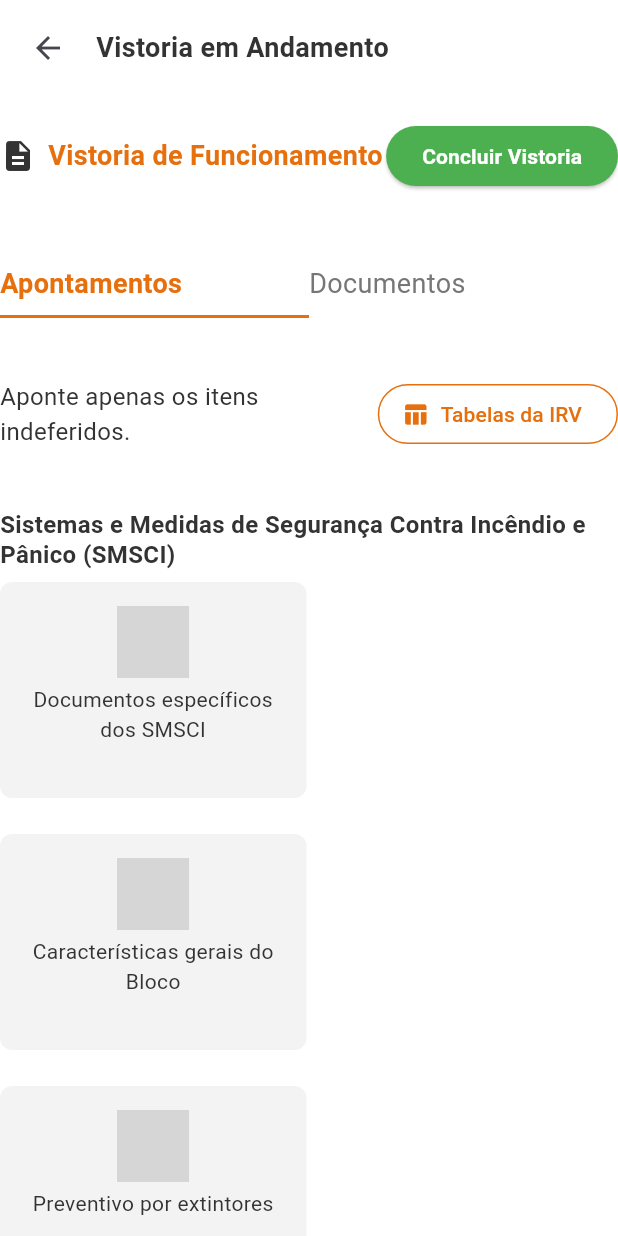
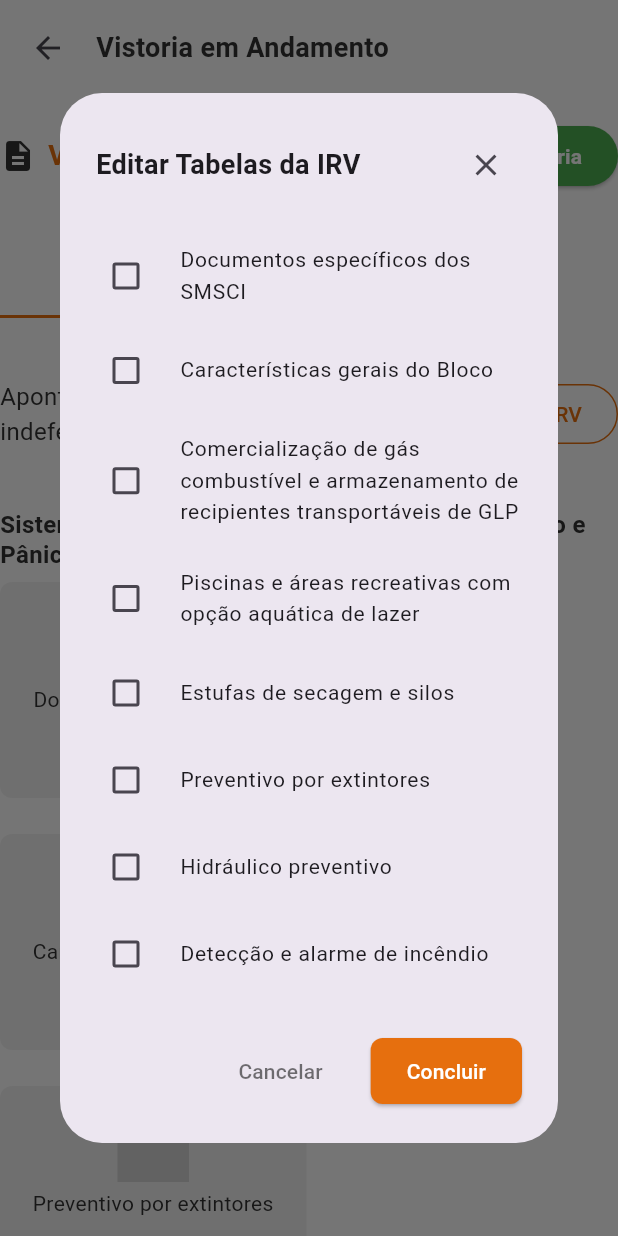
Before and after one commit to flpdev/vistoria_modelo, a Flutter app: the screen it shows after launch, after a tap on "Tabelas da IRV", on a phone screen of 412 x 824 dp. Run offline on Flutter 3.47's test engine with Material 3 defaults, Android fonts, the phone set to English and light mode, and no system bars; our stand-ins replace flutter_riverpod, flutter_svg; grey boxes are pictures that could not be loaded.

Commit message:
feat: implementado modal de tabelas da IRV

```diff
--- a/lib/presentation/vistorias/screens/smsci_points_screen.dart
+++ b/lib/presentation/vistorias/screens/smsci_points_screen.dart
@@ -1,16 +1,26 @@
 import 'package:flutter/material.dart';
 import 'dart:developer' as developer;
 import '../widgets/smsci_card_widget.dart';
+import '../widgets/irv_tables_modal.dart';
 import '../utils/app_styles.dart';
 
 /// Tela de Apontamentos por SMSCI
 ///
 /// Exibe os Sistemas e Medidas de Segurança Contra Incêndio e Pânico
 /// para que o vistoriador possa registrar apontamentos de itens indeferidos.
-class SMSCIPointsScreen extends StatelessWidget {
+class SMSCIPointsScreen extends StatefulWidget {
   final String? inspectionId;
 
   const SMSCIPointsScreen({super.key, this.inspectionId});
+
+  @override
+  State<SMSCIPointsScreen> createState() => _SMSCIPointsScreenState();
+}
+
+class _SMSCIPointsScreenState extends State<SMSCIPointsScreen> {
+  // Lista de itens SMSCI selecionados para as tabelas da IRV
+  List<String> _selectedIRVItems = [];
+
 
   @override
   Widget build(BuildContext context) {
@@ -168,9 +178,12 @@ class SMSCIPointsScreen extends StatelessWidget {
           ),
         ),
       ),
-      child: Text(
-        title,
-        style: selected ? AppStyles.tabSelected : AppStyles.tabUnselected,
+      child: Center(
+        child: Text(
+          title,
+          style: selected ? AppStyles.tabSelected : AppStyles.tabUnselected,
+          textAlign: TextAlign.center,
+        ),
       ),
     );
   }
@@ -185,7 +198,9 @@ class SMSCIPointsScreen extends StatelessWidget {
           ),
         ),
         OutlinedButton.icon(
-          onPressed: () {},
+          onPressed: () {
+            _showIRVTablesModal();
+          },
           icon: const Icon(Icons.table_chart, size: 18),
           label: const Text('Tabelas da IRV'),
           style: OutlinedButton.styleFrom(
@@ -212,6 +227,24 @@ class SMSCIPointsScreen extends StatelessWidget {
         const SizedBox(height: 8),
         _buildSMSCIGrid(),
       ],
+    );
+  }
+
+  /// Exibe o modal de tabelas da IRV
+  void _showIRVTablesModal() {
+    showDialog(
+      context: context,
+      builder: (BuildContext context) {
+        return IRVTablesModal(
+          selectedItems: _selectedIRVItems,
+          onSave: (selectedItems) {
+            setState(() {
+              _selectedIRVItems = selectedItems;
+              developer.log('Itens selecionados: $_selectedIRVItems');
+            });
+          },
+        );
+      },
     );
   }
 
--- /dev/null
+++ b/lib/presentation/vistorias/widgets/irv_tables_modal.dart
@@ -0,0 +1,190 @@
+import 'package:flutter/material.dart';
+import '../utils/app_styles.dart';
+
+/// Modal para edição das tabelas da IRV
+class IRVTablesModal extends StatefulWidget {
+  final List<String> selectedItems;
+  final Function(List<String>) onSave;
+
+  const IRVTablesModal({
+    super.key,
+    required this.selectedItems,
+    required this.onSave,
+  });
+
+  @override
+  State<IRVTablesModal> createState() => _IRVTablesModalState();
+}
+
+class _IRVTablesModalState extends State<IRVTablesModal> {
+  late List<String> _selectedItems;
+
+  // Lista completa de itens SMSCI
+  final List<String> _allItems = [
+    'Documentos específicos dos SMSCI',
+    'Características gerais do Bloco',
+    'Comercialização de gás combustível e armazenamento de recipientes transportáveis de GLP',
+    'Piscinas e áreas recreativas com opção aquática de lazer',
+    'Estufas de secagem e silos',
+    'Preventivo por extintores',
+    'Hidráulico preventivo',
+    'Detecção e alarme de incêndio',
+    'Iluminação de emergência',
+    'Sinalização para abandono de local',
+    'Chuveiros automáticos (sprinklers)',
+    'Proteção contra descargas atmosféricas (SPDA)',
+    'Controle de fumaça',
+    'Fixo de gases limpos e dióxido de carbono',
+    'Água nebulizada',
+    'Controle de materiais de acabamento e revestimento',
+    'Saídas de emergência',
+    'Acesso de viaturas',
+    'Compartimentação horizontal e vertical',
+    'Instalações de gás combustível',
+    'Instalações elétricas de baixa tensão',
+    'Parque para armazenamentos de líquidos inflamáveis e combustíveis',
+    'Rede pública de hidrantes',
+    'Pátio de contêineres',
+    'Locais onde a liberdade das pessoas sofre restrições',
+    'Fogos de artifícios, explosivos e munições',
+    'Brigada de incêndio',
+    'Plano de emergência',
+  ];
+
+  @override
+  void initState() {
+    super.initState();
+    _selectedItems = List.from(widget.selectedItems);
+  }
+
+  @override
+  Widget build(BuildContext context) {
+    return Dialog(
+      insetPadding: const EdgeInsets.all(40),
+      shape: RoundedRectangleBorder(
+        borderRadius: BorderRadius.circular(28),
+      ),
+      child: Container(
+        width: 664,
+        constraints: const BoxConstraints(maxHeight: 700),
+        padding: const EdgeInsets.all(24),
+        child: Column(
+          mainAxisSize: MainAxisSize.min,
+          crossAxisAlignment: CrossAxisAlignment.start,
+          children: [
+            _buildHeader(),
+            const SizedBox(height: 16),
+            Flexible(
+              child: SingleChildScrollView(
+                child: Column(
+                  children: _buildCheckboxList(),
+                ),
+              ),
+            ),
+            const SizedBox(height: 16),
+            _buildFooter(),
+          ],
+        ),
+      ),
+    );
+  }
+
+  Widget _buildHeader() {
+    return Row(
+      mainAxisAlignment: MainAxisAlignment.spaceBetween,
+      children: [
+        const Text(
+          'Editar Tabelas da IRV',
+          style: TextStyle(
+            fontSize: 18,
+            fontWeight: FontWeight.w600,
+          ),
+        ),
+        IconButton(
+          icon: const Icon(Icons.close),
+          onPressed: () {
+            Navigator.of(context).pop();
+          },
+        ),
+      ],
+    );
+  }
+
+  List<Widget> _buildCheckboxList() {
+    return _allItems.map((item) {
+      return Padding(
+        padding: const EdgeInsets.symmetric(vertical: 5),
+        child: CheckboxListTile(
+          title: Text(
+            item,
+            style: const TextStyle(
+              fontSize: 14,
+              fontWeight: FontWeight.w400,
+            ),
+          ),
+          value: _selectedItems.contains(item),
+          onChanged: (bool? value) {
+            setState(() {
+              if (value == true) {
+                if (!_selectedItems.contains(item)) {
+                  _selectedItems.add(item);
+                }
+              } else {
+                _selectedItems.remove(item);
+              }
+            });
+          },
+          controlAffinity: ListTileControlAffinity.leading,
+          contentPadding: EdgeInsets.zero,
+          dense: true,
+        ),
+      );
+    }).toList();
+  }
+
+  Widget _buildFooter() {
+    return Row(
+      mainAxisAlignment: MainAxisAlignment.end,
+      children: [
+        TextButton(
+          onPressed: () {
+            Navigator.of(context).pop();
+          },
+          style: TextButton.styleFrom(
+            padding: const EdgeInsets.symmetric(horizontal: 24, vertical: 12),
+          ),
+          child: const Text(
+            'Cancelar',
+            style: TextStyle(
+              color: Colors.black54,
+              fontSize: 14,
+              fontWeight: FontWeight.w500,
+            ),
+          ),
+        ),
+        const SizedBox(width: 8),
+        ElevatedButton(
+          onPressed: () {
+            widget.onSave(_selectedItems);
+            Navigator.of(context).pop();
+          },
+          style: ElevatedButton.styleFrom(
+            backgroundColor: AppStyles.primaryOrange,
+            padding: const EdgeInsets.symmetric(horizontal: 24, vertical: 12),
+            shape: RoundedRectangleBorder(
+              borderRadius: BorderRadius.circular(8),
+            ),
+          ),
+          child: const Text(
+            'Concluir',
+            style: TextStyle(
+              color: Colors.white,
+              fontSize: 14,
+              fontWeight: FontWeight.w500,
+            ),
+          ),
+        ),
+      ],
+    );
+  }
+}
```
